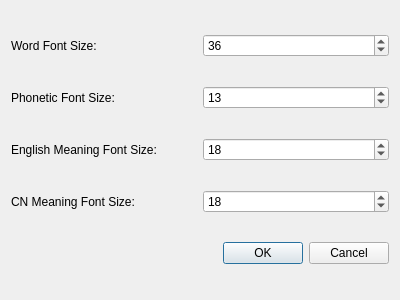
The window that data/preferences.ui (Fjx-dylanZ/gre-slayer) describes before a commit, drawn with Qt 5.
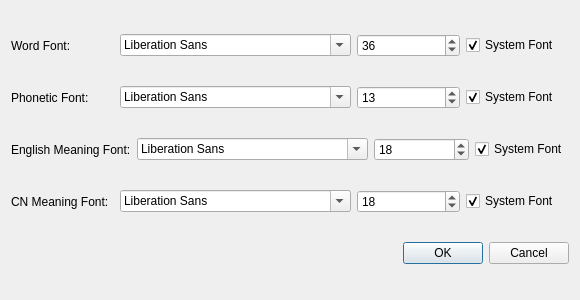
The same window after the commit.

Commit message: bug fixes; custom data directory; custom fonts

Patch:
```diff
--- a/data/preferences.ui
+++ b/data/preferences.ui
@@ -6,7 +6,7 @@
    <rect>
     <x>0</x>
     <y>0</y>
-    <width>400</width>
+    <width>580</width>
     <height>300</height>
    </rect>
   </property>
@@ -19,13 +19,16 @@
      <item>
       <widget class="QLabel" name="wordSize_label">
        <property name="text">
-        <string>Word Font Size:</string>
+        <string>Word Font:</string>
        </property>
        <property name="alignment">
         <set>Qt::AlignLeading|Qt::AlignLeft|Qt::AlignVCenter</set>
        </property>
       </widget>
      </item>
+     <item>
+      <widget class="QFontComboBox" name="word_fontComboBox"/>
+     </item>
      <item>
       <widget class="QSpinBox" name="wordSize_spin">
        <property name="minimum">
@@ -39,6 +42,16 @@
        </property>
       </widget>
      </item>
+     <item>
+      <widget class="QCheckBox" name="word_checkBox">
+       <property name="text">
+        <string>System Font</string>
+       </property>
+       <property name="checked">
+        <bool>true</bool>
+       </property>
+      </widget>
+     </item>
     </layout>
    </item>
    <item>
@@ -46,13 +59,16 @@
      <item>
       <widget class="QLabel" name="phoSize_label">
        <property name="text">
-        <string>Phonetic Font Size:</string>
+        <string>Phonetic Font:</string>
        </property>
        <property name="alignment">
         <set>Qt::AlignLeading|Qt::AlignLeft|Qt::AlignVCenter</set>
        </property>
       </widget>
      </item>
+     <item>
+      <widget class="QFontComboBox" name="pho_fontComboBox"/>
+     </item>
      <item>
       <widget class="QSpinBox" name="phoSize_spin">
        <property name="minimum">
@@ -66,6 +82,16 @@
        </property>
       </widget>
      </item>
+     <item>
+      <widget class="QCheckBox" name="pho_checkBox">
+       <property name="text">
+        <string>System Font</string>
+       </property>
+       <property name="checked">
+        <bool>true</bool>
+       </property>
+      </widget>
+     </item>
     </layout>
    </item>
    <item>
@@ -73,13 +99,16 @@
      <item>
       <widget class="QLabel" name="engSize_label">
        <property name="text">
-        <string>English Meaning Font Size:</string>
+        <string>English Meaning Font:</string>
        </property>
        <property name="alignment">
         <set>Qt::AlignLeading|Qt::AlignLeft|Qt::AlignVCenter</set>
        </property>
       </widget>
      </item>
+     <item>
+      <widget class="QFontComboBox" name="eng_fontComboBox"/>
+     </item>
      <item>
       <widget class="QSpinBox" name="engSize_spin">
        <property name="minimum">
@@ -93,6 +122,16 @@
        </property>
       </widget>
      </item>
+     <item>
+      <widget class="QCheckBox" name="eng_checkBox">
+       <property name="text">
+        <string>System Font</string>
+       </property>
+       <property name="checked">
+        <bool>true</bool>
+       </property>
+      </widget>
+     </item>
     </layout>
    </item>
    <item>
@@ -100,13 +139,16 @@
      <item>
       <widget class="QLabel" name="cnSize_label">
        <property name="text">
-        <string>CN Meaning Font Size:</string>
+        <string>CN Meaning Font:</string>
        </property>
        <property name="alignment">
         <set>Qt::AlignLeading|Qt::AlignLeft|Qt::AlignVCenter</set>
        </property>
       </widget>
      </item>
+     <item>
+      <widget class="QFontComboBox" name="cn_fontComboBox"/>
+     </item>
      <item>
       <widget class="QSpinBox" name="cnSize_spin">
        <property name="minimum">
@@ -120,6 +162,16 @@
        </property>
       </widget>
      </item>
+     <item>
+      <widget class="QCheckBox" name="cn_checkBox">
+       <property name="text">
+        <string>System Font</string>
+       </property>
+       <property name="checked">
+        <bool>true</bool>
+       </property>
+      </widget>
+     </item>
     </layout>
    </item>
    <item>
```
The commit also changes 4 other files.
